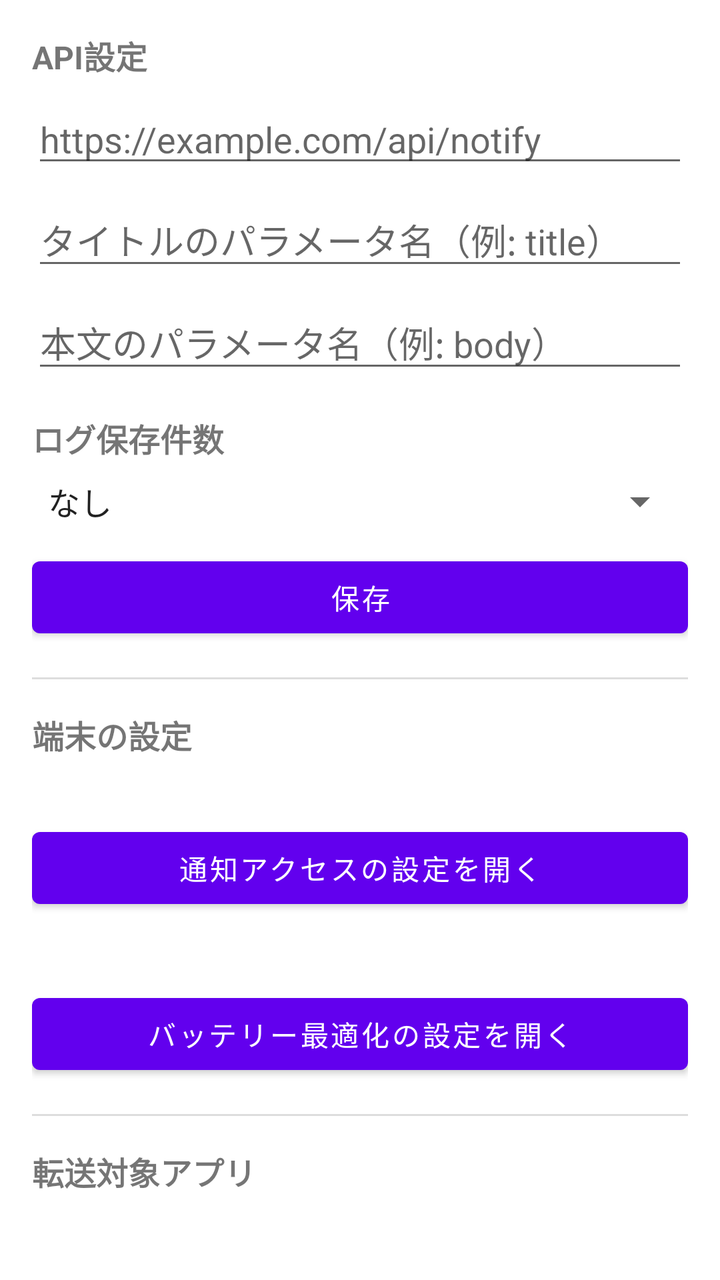
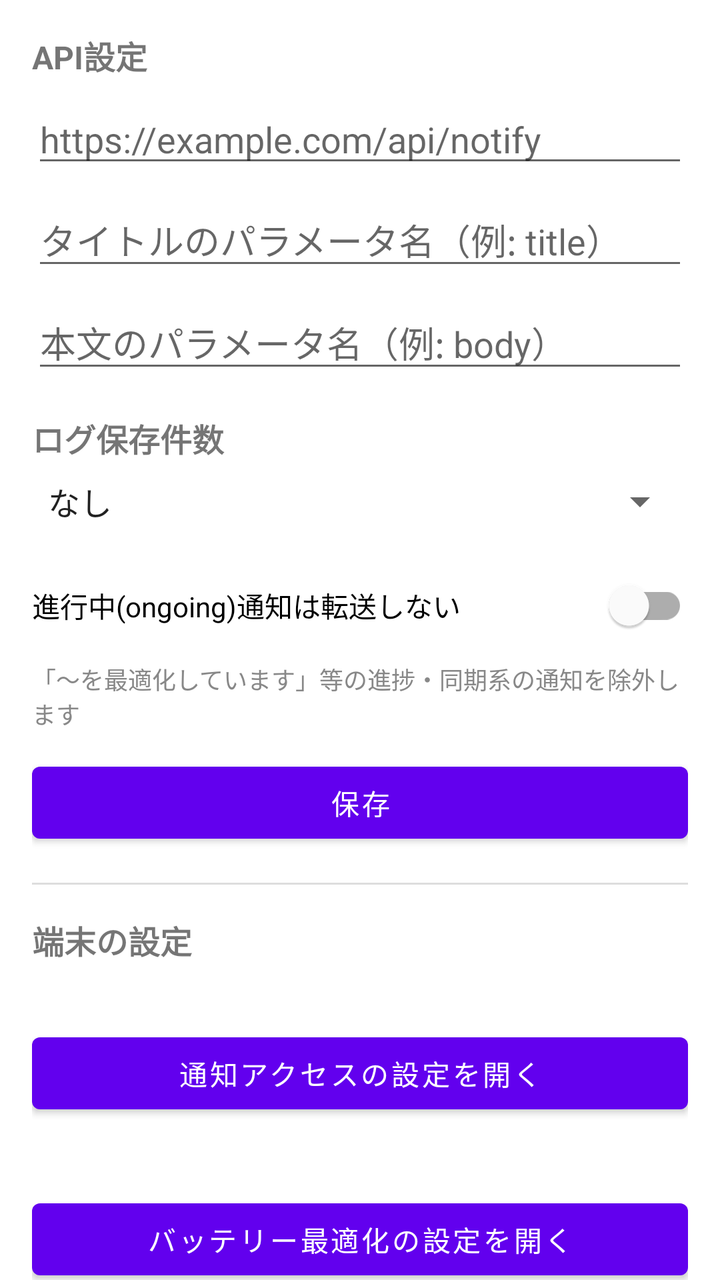

Two renders of the same Android screen: before a commit and after it. Below are the layout's source before the change and the commit's diff.
<!-- AndroidManifest.xml: application theme Theme.MaterialComponents.DayNight.NoActionBar -->
<!-- res/layout/activity_settings.xml -->
<?xml version="1.0" encoding="utf-8"?>
<androidx.core.widget.NestedScrollView xmlns:android="http://schemas.android.com/apk/res/android"
    android:layout_width="match_parent"
    android:layout_height="match_parent">

    <LinearLayout
        android:layout_width="match_parent"
        android:layout_height="wrap_content"
        android:orientation="vertical"
        android:padding="16dp">

        <TextView
            android:layout_width="match_parent"
            android:layout_height="wrap_content"
            android:text="API設定"
            android:textStyle="bold"
            android:textSize="16sp" />

        <EditText
            android:id="@+id/editApiUrl"
            android:layout_width="match_parent"
            android:layout_height="wrap_content"
            android:layout_marginTop="8dp"
            android:hint="https://example.com/api/notify"
            android:inputType="textUri" />

        <EditText
            android:id="@+id/editParamTitle"
            android:layout_width="match_parent"
            android:layout_height="wrap_content"
            android:layout_marginTop="8dp"
            android:hint="タイトルのパラメータ名（例: title）" />

        <EditText
            android:id="@+id/editParamBody"
            android:layout_width="match_parent"
            android:layout_height="wrap_content"
            android:layout_marginTop="8dp"
            android:hint="本文のパラメータ名（例: body）" />

        <TextView
            android:layout_width="match_parent"
            android:layout_height="wrap_content"
            android:layout_marginTop="16dp"
            android:text="ログ保存件数"
            android:textStyle="bold"
            android:textSize="16sp" />

        <Spinner
            android:id="@+id/spinnerLogLimit"
            android:layout_width="match_parent"
            android:layout_height="wrap_content"
            android:layout_marginTop="8dp"
            android:entries="@array/log_limit_labels" />

        <Button
            android:id="@+id/buttonSave"
            android:layout_width="match_parent"
            android:layout_height="wrap_content"
            android:layout_marginTop="12dp"
            android:text="保存" />

        <View
            android:layout_width="match_parent"
            android:layout_height="1dp"
            android:layout_marginTop="16dp"
            android:layout_marginBottom="16dp"
            android:background="#DDDDDD" />

        <TextView
            android:layout_width="match_parent"
            android:layout_height="wrap_content"
            android:text="端末の設定"
            android:textStyle="bold"
            android:textSize="16sp" />

        <TextView
            android:id="@+id/textNotificationStatus"
            android:layout_width="match_parent"
            android:layout_height="wrap_content"
            android:layout_marginTop="8dp" />

        <Button
            android:id="@+id/buttonOpenNotificationSettings"
            android:layout_width="match_parent"
            android:layout_height="wrap_content"
            android:layout_marginTop="4dp"
            android:text="通知アクセスの設定を開く" />

        <TextView
            android:id="@+id/textBatteryStatus"
            android:layout_width="match_parent"
            android:layout_height="wrap_content"
            android:layout_marginTop="12dp" />

        <Button
            android:id="@+id/buttonOpenBatterySettings"
            android:layout_width="match_parent"
            android:layout_height="wrap_content"
            android:layout_marginTop="4dp"
            android:text="バッテリー最適化の設定を開く" />

        <View
            android:layout_width="match_parent"
            android:layout_height="1dp"
            android:layout_marginTop="16dp"
            android:layout_marginBottom="16dp"
            android:background="#DDDDDD" />

        <TextView
            android:layout_width="match_parent"
            android:layout_height="wrap_content"
            android:text="転送対象アプリ"
            android:textStyle="bold"
            android:textSize="16sp" />

        <androidx.recyclerview.widget.RecyclerView
            android:id="@+id/recyclerApps"
            android:layout_width="match_parent"
            android:layout_height="wrap_content"
            android:layout_marginTop="8dp"
            android:nestedScrollingEnabled="false" />

    </LinearLayout>

</androidx.core.widget.NestedScrollView>
<!-- resources referenced by this layout -->
<resources>
  <string-array name="log_limit_labels">
          <item>なし</item>
          <item>50件</item>
          <item>100件</item>
          <item>300件</item>
          <item>無制限</item>
      </string-array>
</resources>

<!-- the commit's change to res/layout/activity_settings.xml (unified diff, before → after) -->
@@ -52,6 +52,21 @@
             android:layout_height="wrap_content"
             android:layout_marginTop="8dp"
             android:entries="@array/log_limit_labels" />
+
+        <com.google.android.material.switchmaterial.SwitchMaterial
+            android:id="@+id/switchSkipOngoing"
+            android:layout_width="match_parent"
+            android:layout_height="wrap_content"
+            android:layout_marginTop="16dp"
+            android:text="進行中(ongoing)通知は転送しない" />
+
+        <TextView
+            android:layout_width="match_parent"
+            android:layout_height="wrap_content"
+            android:layout_marginTop="4dp"
+            android:text="「〜を最適化しています」等の進捗・同期系の通知を除外します"
+            android:textSize="12sp"
+            android:textColor="#888888" />
 
         <Button
             android:id="@+id/buttonSave"
